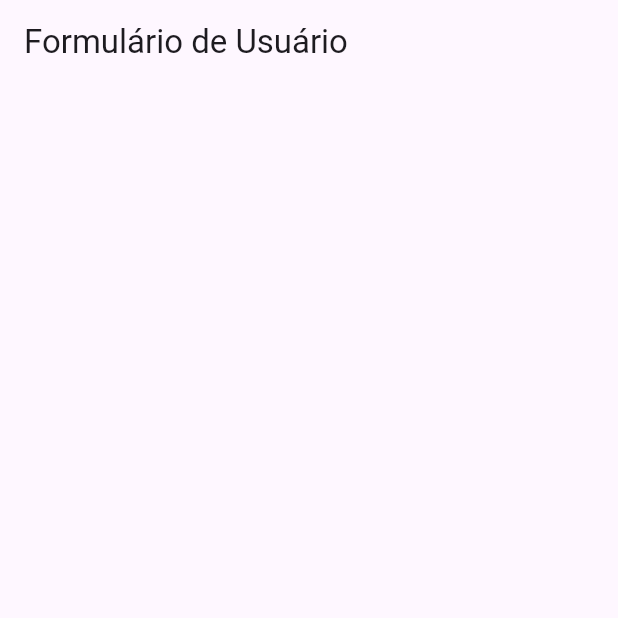
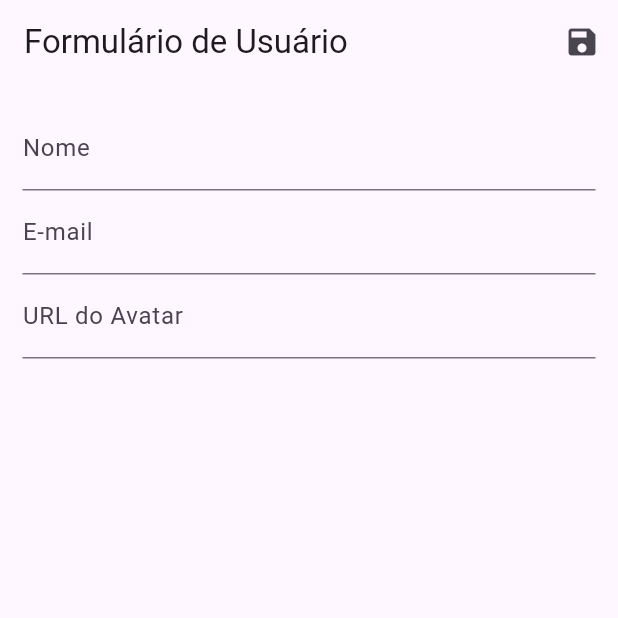
Before and after one commit to fernandobecker/flutter_crud, a Flutter app: the UserForm screen opened directly, on a phone screen of 412 x 824 dp, the top half of it. Run offline on Flutter 3.47's test engine with Material 3 defaults, Android fonts, the phone set to English and light mode, and no system bars; network calls fail; statements that could not run were skipped.

Commit message:
Create form user

```diff
--- a/lib/main.dart
+++ b/lib/main.dart
@@ -28,6 +28,7 @@ class MyApp extends StatelessWidget {
             visualDensity: VisualDensity.adaptivePlatformDensity),
         home: const UserList(),
         routes: const {
+          AppRoutes.USER_LIST: (_) => UserList(),
           AppRoutes.USER_FORM: (_) => UserForm(),
         },
       ),
--- a/lib/routes/app_routes.dart
+++ b/lib/routes/app_routes.dart
@@ -1,5 +1,4 @@
 class AppRoutes {
-
-  static const HOME = '/';
+  static const USER_LIST = '/';
   static const USER_FORM = 'user-form';
 }
--- a/lib/views/user_form.dart
+++ b/lib/views/user_form.dart
@@ -1,14 +1,41 @@
 import 'package:flutter/material.dart';
 
 class UserForm extends StatelessWidget {
-  const UserForm({super.key});
+  final _form = GlobalKey<FormState>();
 
   @override
   Widget build(BuildContext context) {
     return Scaffold(
-      appBar: AppBar(
-        title: const Text('Formulário de Usuário'),
-      ),
-    );
+        appBar: AppBar(
+          title: const Text('Formulário de Usuário'),
+          actions: <Widget>[
+            IconButton(
+              icon: const Icon(Icons.save),
+              onPressed: () {
+                _form.currentState.save();
+                Navigator.of(context).pop();
+              },
+            )
+          ],
+        ),
+        body: Padding(
+          padding: const EdgeInsets.all(15),
+          child: Form(
+            key: _form,
+            child: Column(
+              children: <Widget>[
+                TextFormField(
+                  decoration: const InputDecoration(labelText: 'Nome'),
+                ),
+                TextFormField(
+                  decoration: const InputDecoration(labelText: 'E-mail'),
+                ),
+                TextFormField(
+                  decoration: const InputDecoration(labelText: 'URL do Avatar'),
+                ),
+              ],
+            ),
+          ),
+        ));
   }
 }
```
Also changed, not shown: lib/components/user_tile.dart (+12 -9 lines), lib/views/user_list.dart (+2 -9 lines).
